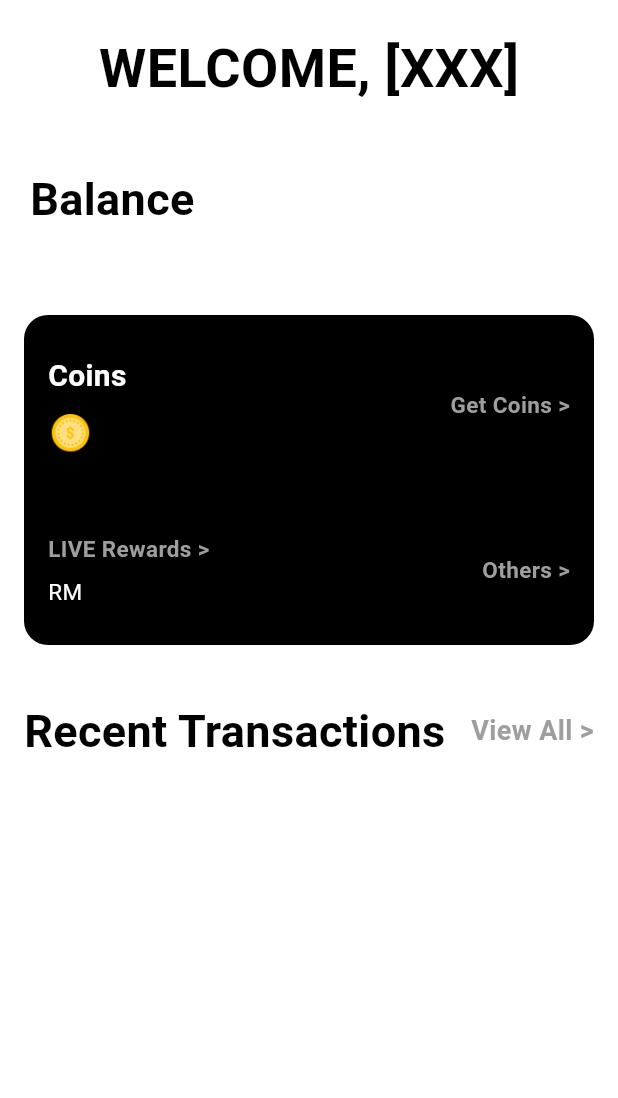
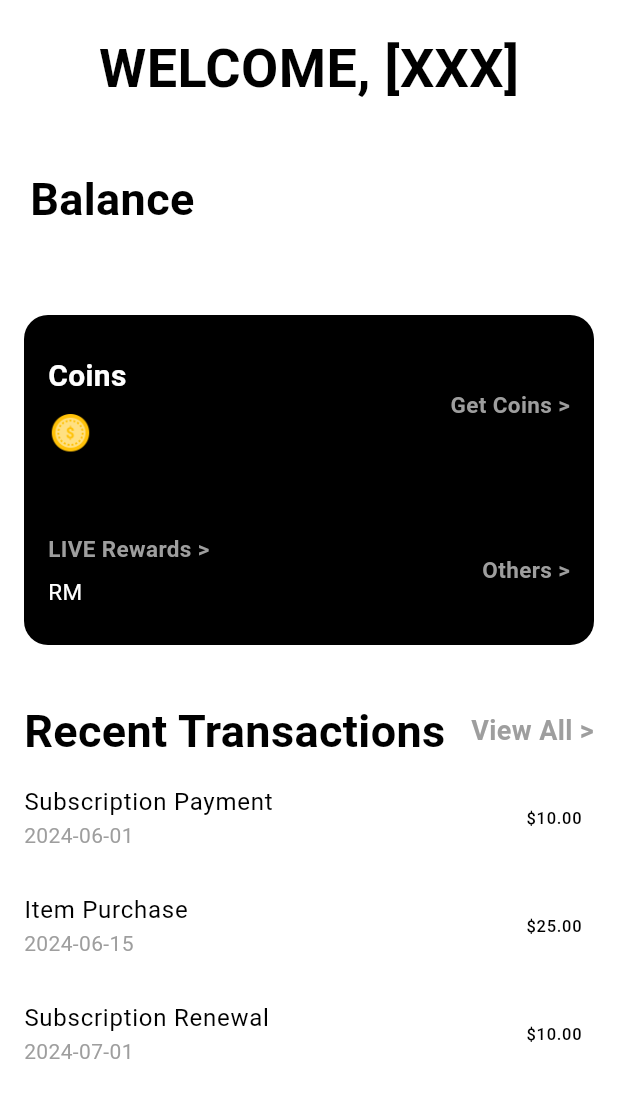
Before and after one commit to chongjying/TikTok, a Flutter app: the HomePage screen opened directly, on a phone screen of 412 x 824 dp. Shown: the top 1098 px of the screen. Run offline on Flutter 3.47's test engine with Material 3 defaults, Android fonts, the light colour scheme and no system bars.

Commit message:
transaction.dart

```diff
--- a/lib/homepage.dart
+++ b/lib/homepage.dart
@@ -1,9 +1,25 @@
 import 'package:flutter/material.dart';
-import 'LIVE_rewards_page.dart'; // Import your LiveRewardsPage widget
-
+import 'LIVE_rewards_page.dart';
+import 'transaction.dart';
 
 class HomePage extends StatelessWidget {
   const HomePage({super.key});
+
+//Example for transaction History
+  final List<Map<String, String>> transactions = const [
+    {
+      'title': 'Subscription Payment',
+      'date': '2024-06-01',
+      'amount': '\$10.00'
+    },
+    {'title': 'Item Purchase', 'date': '2024-06-15', 'amount': '\$25.00'},
+    {
+      'title': 'Subscription Renewal',
+      'date': '2024-07-01',
+      'amount': '\$10.00'
+    },
+    // Add more transactions as needed
+  ];
 
   @override
   Widget build(BuildContext context) {
@@ -63,19 +79,21 @@ class HomePage extends StatelessWidget {
                             Navigator.push(
                               context,
                               MaterialPageRoute(
-                                builder: (context) => LiveRewardsPage(), // Navigate to LiveRewardsPage
+                                builder: (context) =>
+                                    LiveRewardsPage(), // Navigate to LiveRewardsPage
                               ),
                             );
                           },
                           child: Padding(
                             padding: const EdgeInsets.symmetric(horizontal: 16),
                             child: Container(
-                              height: 120, // Increased height to accommodate icon
+                              height:
+                                  120, // Increased height to accommodate icon
                               child: Column(
                                 mainAxisAlignment: MainAxisAlignment.center,
                                 crossAxisAlignment: CrossAxisAlignment.start,
                                 children: [
-                                  Text(
+                                  const Text(
                                     'Coins',
                                     style: TextStyle(
                                       fontSize: 20,
@@ -103,7 +121,7 @@ class HomePage extends StatelessWidget {
                             height: 100,
                             child: Align(
                               alignment: Alignment.centerRight,
-                              child: Text(
+                              child: const Text(
                                 'Get Coins >',
                                 style: TextStyle(
                                   fontSize: 15,
@@ -134,7 +152,8 @@ class HomePage extends StatelessWidget {
                             Navigator.push(
                               context,
                               MaterialPageRoute(
-                                builder: (context) => LiveRewardsPage(), // Navigate to LiveRewardsPage
+                                builder: (context) =>
+                                    LiveRewardsPage(), // Navigate to LiveRewardsPage
                               ),
                             );
                           },
@@ -146,7 +165,7 @@ class HomePage extends StatelessWidget {
                                 mainAxisAlignment: MainAxisAlignment.center,
                                 crossAxisAlignment: CrossAxisAlignment.start,
                                 children: [
-                                  Text(
+                                  const Text(
                                     'LIVE Rewards >',
                                     style: TextStyle(
                                       fontSize: 15,
@@ -155,7 +174,7 @@ class HomePage extends StatelessWidget {
                                     ),
                                   ),
                                   const SizedBox(height: 8),
-                                  Text(
+                                  const Text(
                                     'RM ',
                                     style: TextStyle(
                                       fontSize: 15,
@@ -176,7 +195,7 @@ class HomePage extends StatelessWidget {
                             height: 100,
                             child: Align(
                               alignment: Alignment.centerRight,
-                              child: Text(
+                              child: const Text(
                                 'Others >',
                                 style: TextStyle(
                                   fontSize: 15,
@@ -199,7 +218,7 @@ class HomePage extends StatelessWidget {
             child: Row(
               mainAxisAlignment: MainAxisAlignment.spaceBetween,
               children: [
-                Text(
+                const Text(
                   'Recent Transactions',
                   style: TextStyle(
                     fontSize: 30,
@@ -207,15 +226,44 @@ class HomePage extends StatelessWidget {
                     color: Colors.black,
                   ),
                 ),
-                Text(
-                  'View All >',
-                  style: TextStyle(
-                    fontSize: 18,
-                    fontWeight: FontWeight.bold,
-                    color: Colors.grey,
+                InkWell(
+                  onTap: () {
+                    Navigator.push(
+                      context,
+                      MaterialPageRoute(
+                        builder: (context) =>
+                            TransactionPage(transactions: transactions),
+                      ),
+                    );
+                  },
+                  child: const Text(
+                    'View All >',
+                    style: TextStyle(
+                      fontSize: 18,
+                      fontWeight: FontWeight.bold,
+                      color: Colors.grey,
+                    ),
                   ),
                 ),
               ],
+            ),
+          ),
+          Expanded(
+            child: ListView.builder(
+              itemCount: transactions.length > 3 ? 3 : transactions.length,
+              itemBuilder: (context, index) {
+                return ListTile(
+                  title: Text(transactions[index]['title']!,
+                      style: const TextStyle(color: Colors.black)),
+                  subtitle: Text(transactions[index]['date']!,
+                      style: const TextStyle(color: Colors.grey)),
+                  trailing: Text(transactions[index]['amount']!,
+                      style: const TextStyle(color: Colors.black)),
+                  onTap: () {
+                    // You can add a detail view for each transaction if needed
+                  },
+                );
+              },
             ),
           ),
         ],
```
Also changed, not shown: lib/transaction.dart (added, +49 -0 lines).
